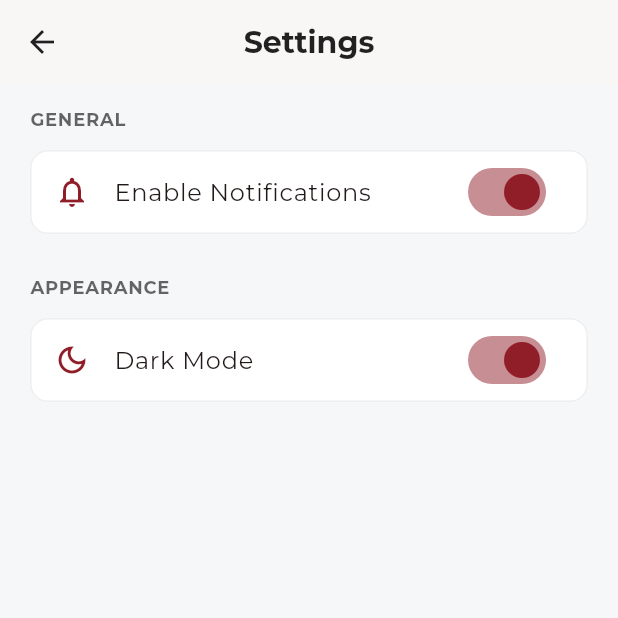
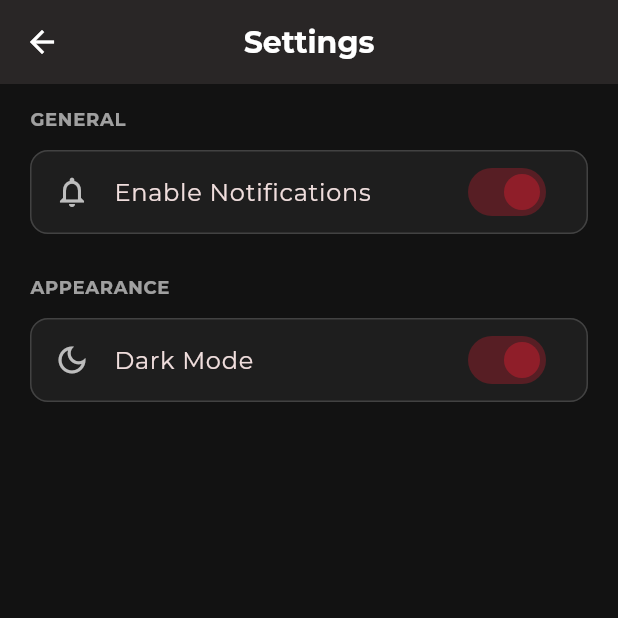
Before and after one commit to Dev-Aziii/um_connect, a Flutter app: the SettingsScreen screen opened by its route, after a tap on "Dark Mode", on a phone screen of 412 x 824 dp, the top half of it. Run offline on Flutter 3.47's test engine with Material 3 defaults, Android fonts, the light colour scheme and no system bars; our stand-ins replace cloud_firestore, firebase_auth, firebase_core, flutter_dotenv, flutter_riverpod, go_router and 3 more; accounts and stored records are empty.

Commit message:
feat: Implement dark theme support and enhance theme management with provider

```diff
--- a/lib/core/theme/app_theme.dart
+++ b/lib/core/theme/app_theme.dart
@@ -4,15 +4,17 @@ import 'package:google_fonts/google_fonts.dart';
 class AppTheme {
   static const Color primaryColor = Color(0xFF8F1E29);
   static const Color accentColor = Color(0xFFFDD100);
-  static const Color backgroundColor = Color(0xFFF6F7F8);
 
+  // --- LIGHT THEME ---
   static final ThemeData lightTheme = ThemeData(
+    brightness: Brightness.light,
     primaryColor: primaryColor,
-    scaffoldBackgroundColor: backgroundColor,
+    scaffoldBackgroundColor: const Color(0xFFF6F7F8),
     colorScheme: ColorScheme.fromSeed(
       seedColor: primaryColor,
       primary: primaryColor,
       secondary: accentColor,
+      brightness: Brightness.light,
     ),
     appBarTheme: AppBarTheme(
       backgroundColor: Colors.white,
@@ -25,7 +27,7 @@ class AppTheme {
         fontWeight: FontWeight.bold,
       ),
     ),
-    textTheme: GoogleFonts.montserratTextTheme(),
+    textTheme: GoogleFonts.montserratTextTheme(ThemeData.light().textTheme),
     elevatedButtonTheme: ElevatedButtonThemeData(
       style: ElevatedButton.styleFrom(
         backgroundColor: primaryColor,
@@ -40,7 +42,7 @@ class AppTheme {
     ),
     cardTheme: CardThemeData(
       color: Colors.white,
-      elevation: 0, // Default to flat cards for a cleaner look
+      elevation: 0,
       shape: RoundedRectangleBorder(
         borderRadius: BorderRadius.circular(12),
         side: BorderSide(color: Colors.grey.shade200),
@@ -71,7 +73,6 @@ class AppTheme {
       ),
       labelStyle: TextStyle(color: Colors.grey.shade600),
     ),
-    // --- NEW THEMES ---
     outlinedButtonTheme: OutlinedButtonThemeData(
       style: OutlinedButton.styleFrom(
         foregroundColor: primaryColor,
@@ -95,4 +96,97 @@ class AppTheme {
     ),
     listTileTheme: const ListTileThemeData(iconColor: primaryColor),
   );
+
+  // --- NEW DARK THEME ---
+  static final ThemeData darkTheme = ThemeData(
+    brightness: Brightness.dark,
+    primaryColor: primaryColor,
+    scaffoldBackgroundColor: const Color(0xFF121212),
+    colorScheme: ColorScheme.fromSeed(
+      seedColor: primaryColor,
+      primary: primaryColor,
+      secondary: accentColor,
+      brightness: Brightness.dark,
+    ),
+    appBarTheme: AppBarTheme(
+      backgroundColor: const Color(0xFF1E1E1E),
+      foregroundColor: Colors.white,
+      elevation: 1,
+      centerTitle: true,
+      titleTextStyle: GoogleFonts.montserrat(
+        color: Colors.white,
+        fontSize: 20,
+        fontWeight: FontWeight.bold,
+      ),
+    ),
+    textTheme: GoogleFonts.montserratTextTheme(ThemeData.dark().textTheme),
+    elevatedButtonTheme: ElevatedButtonThemeData(
+      style: ElevatedButton.styleFrom(
+        backgroundColor: primaryColor,
+        foregroundColor: Colors.white,
+        padding: const EdgeInsets.symmetric(horizontal: 24, vertical: 16),
+        textStyle: GoogleFonts.montserrat(
+          fontSize: 16,
+          fontWeight: FontWeight.w600,
+        ),
+        shape: RoundedRectangleBorder(borderRadius: BorderRadius.circular(12)),
+      ),
+    ),
+    cardTheme: CardThemeData(
+      color: const Color(0xFF1E1E1E),
+      elevation: 0,
+      shape: RoundedRectangleBorder(
+        borderRadius: BorderRadius.circular(12),
+        side: BorderSide(color: Colors.grey.shade800),
+      ),
+    ),
+    bottomNavigationBarTheme: BottomNavigationBarThemeData(
+      backgroundColor: const Color(0xFF1E1E1E),
+      type: BottomNavigationBarType.fixed,
+      selectedItemColor: primaryColor,
+      unselectedItemColor: Colors.grey.shade600,
+      showSelectedLabels: false,
+      showUnselectedLabels: false,
+      elevation: 0,
+    ),
+    floatingActionButtonTheme: FloatingActionButtonThemeData(
+      backgroundColor: const Color(0xFF2C2C2C),
+      foregroundColor: Colors.white,
+      shape: RoundedRectangleBorder(borderRadius: BorderRadius.circular(16)),
+    ),
+    inputDecorationTheme: InputDecorationTheme(
+      border: OutlineInputBorder(
+        borderRadius: BorderRadius.circular(12),
+        borderSide: BorderSide(color: Colors.grey.shade700),
+      ),
+      focusedBorder: OutlineInputBorder(
+        borderRadius: BorderRadius.circular(12),
+        borderSide: const BorderSide(color: Colors.white, width: 2),
+      ),
+      labelStyle: TextStyle(color: Colors.grey.shade400),
+      hintStyle: TextStyle(color: Colors.grey.shade500),
+    ),
+    outlinedButtonTheme: OutlinedButtonThemeData(
+      style: OutlinedButton.styleFrom(
+        foregroundColor: Colors.white,
+        backgroundColor: primaryColor.withOpacity(0.2),
+        padding: const EdgeInsets.symmetric(vertical: 16),
+        shape: RoundedRectangleBorder(borderRadius: BorderRadius.circular(12)),
+        side: const BorderSide(color: primaryColor),
+      ),
+    ),
+    switchTheme: SwitchThemeData(
+      thumbColor: MaterialStateProperty.resolveWith<Color?>((states) {
+        if (states.contains(MaterialState.selected)) return primaryColor;
+        return null;
+      }),
+      trackColor: MaterialStateProperty.resolveWith<Color?>((states) {
+        if (states.contains(MaterialState.selected)) {
+          return primaryColor.withOpacity(0.5);
+        }
+        return null;
+      }),
+    ),
+    listTileTheme: ListTileThemeData(iconColor: Colors.grey.shade400),
+  );
 }
--- a/lib/features/profile/screens/profile_screen.dart
+++ b/lib/features/profile/screens/profile_screen.dart
@@ -18,9 +18,7 @@ class ProfileScreen extends ConsumerWidget {
           : ListView(
               padding: const EdgeInsets.fromLTRB(16.0, 16.0, 16.0, 100.0),
               children: [
-                // --- User Header ---
                 Card(
-                  // This card has a local style override for a different look
                   elevation: 2,
                   shadowColor: Colors.black.withOpacity(0.05),
                   child: Padding(
@@ -51,11 +49,8 @@ class ProfileScreen extends ConsumerWidget {
                   ),
                 ),
                 const SizedBox(height: 24),
-
-                // --- Menu Options ---
                 _buildSectionHeader(context, 'Account'),
                 Card(
-                  // Styling is now inherited from AppTheme
                   child: Column(
                     children: [
                       _buildProfileMenuOption(
@@ -67,7 +62,9 @@ class ProfileScreen extends ConsumerWidget {
                         icon: Icons.settings_outlined,
                         title: 'Settings',
                         onTap: () {
-                          context.go('/home/settings');
+                          // --- NAVIGATION FIXED HERE ---
+                          // Use push to add the settings screen on top of the stack
+                          context.push('/home/settings');
                         },
                       ),
                     ],
@@ -76,7 +73,6 @@ class ProfileScreen extends ConsumerWidget {
                 const SizedBox(height: 24),
                 _buildSectionHeader(context, 'Support'),
                 Card(
-                  // Styling is now inherited from AppTheme
                   child: Column(
                     children: [
                       _buildProfileMenuOption(
@@ -99,7 +95,6 @@ class ProfileScreen extends ConsumerWidget {
                   onPressed: () {
                     ref.read(authRepositoryProvider).signOut();
                   },
-                  // No style needed; it inherits from OutlinedButtonThemeData
                 ),
               ],
             ),
@@ -124,7 +119,6 @@ class ProfileScreen extends ConsumerWidget {
     required String title,
     required VoidCallback onTap,
   }) {
-    // ListTile now inherits its icon color from the global theme
     return ListTile(
       leading: Icon(icon),
       title: Text(title),
--- a/lib/features/settings/screens/settings_screen.dart
+++ b/lib/features/settings/screens/settings_screen.dart
@@ -1,18 +1,24 @@
 import 'package:flutter/material.dart';
+import 'package:flutter_riverpod/flutter_riverpod.dart';
+import 'package:um_connect/providers/theme_provider.dart';
 
-class SettingsScreen extends StatefulWidget {
+// Convert to a ConsumerStatefulWidget to manage state and listen to providers
+class SettingsScreen extends ConsumerStatefulWidget {
   const SettingsScreen({super.key});
 
   @override
-  State<SettingsScreen> createState() => _SettingsScreenState();
+  ConsumerState<SettingsScreen> createState() => _SettingsScreenState();
 }
 
-class _SettingsScreenState extends State<SettingsScreen> {
+class _SettingsScreenState extends ConsumerState<SettingsScreen> {
+  // Local state for notification preference
   bool _notificationsEnabled = true;
-  bool _darkModeEnabled = false;
 
   @override
   Widget build(BuildContext context) {
+    // Get the current theme mode from the provider
+    final currentThemeMode = ref.watch(themeProvider);
+
     return Scaffold(
       appBar: AppBar(title: const Text('Settings')),
       body: ListView(
@@ -20,7 +26,6 @@ class _SettingsScreenState extends State<SettingsScreen> {
         children: [
           _buildSectionHeader(context, 'General'),
           Card(
-            // Styling is now inherited from AppTheme
             child: Column(
               children: [
                 SwitchListTile(
@@ -30,7 +35,6 @@ class _SettingsScreenState extends State<SettingsScreen> {
                   onChanged: (bool value) {
                     setState(() {
                       _notificationsEnabled = value;
-                      // TODO: Save notification preference
                     });
                   },
                 ),
@@ -40,18 +44,16 @@ class _SettingsScreenState extends State<SettingsScreen> {
           const SizedBox(height: 24),
           _buildSectionHeader(context, 'Appearance'),
           Card(
-            // Styling is now inherited from AppTheme
             child: Column(
               children: [
                 SwitchListTile(
                   title: const Text('Dark Mode'),
                   secondary: const Icon(Icons.dark_mode_outlined),
-                  value: _darkModeEnabled,
+                  // The value of the switch is now determined by the theme provider
+                  value: currentThemeMode == ThemeMode.dark,
                   onChanged: (bool value) {
-                    setState(() {
-                      _darkModeEnabled = value;
-                      // TODO: Implement theme switching logic
-                    });
+                    // Call the method on our notifier to toggle the theme
+                    ref.read(themeProvider.notifier).toggleTheme();
                   },
                 ),
               ],
--- a/lib/main.dart
+++ b/lib/main.dart
@@ -1,9 +1,10 @@
 import 'package:flutter/material.dart';
-import 'package:flutter_dotenv/flutter_dotenv.dart';
 import 'package:flutter_riverpod/flutter_riverpod.dart';
 import 'package:firebase_core/firebase_core.dart';
+import 'package:flutter_dotenv/flutter_dotenv.dart';
+import 'package:um_connect/core/config/app_router.dart';
 import 'package:um_connect/core/theme/app_theme.dart';
-import 'package:um_connect/core/config/app_router.dart';
+import 'package:um_connect/providers/theme_provider.dart';
 import 'firebase_options.dart';
 
 void main() async {
@@ -14,19 +15,21 @@ void main() async {
   runApp(const ProviderScope(child: MyApp()));
 }
 
-// MyApp must now be a ConsumerWidget to be able to "watch" providers.
 class MyApp extends ConsumerWidget {
   const MyApp({super.key});
 
   @override
   Widget build(BuildContext context, WidgetRef ref) {
-    // We now watch the goRouterProvider to get our router configuration.
     final router = ref.watch(goRouterProvider);
+    // Watch the theme provider to get the current theme mode
+    final themeMode = ref.watch(themeProvider);
 
     return MaterialApp.router(
       title: 'UM-Connect',
-      theme: AppTheme.lightTheme,
-      // The router configuration is passed here.
+      // --- THEME PROPERTIES UPDATED ---
+      theme: AppTheme.lightTheme, // Set the light theme
+      darkTheme: AppTheme.darkTheme, // Set the dark theme
+      themeMode: themeMode, // Let the provider control which theme is active
       routerConfig: router,
       debugShowCheckedModeBanner: false,
     );
--- /dev/null
+++ b/lib/providers/theme_provider.dart
@@ -0,0 +1,19 @@
+import 'package:flutter/material.dart';
+import 'package:flutter_riverpod/flutter_riverpod.dart';
+
+// This notifier will hold the current theme mode (light or dark).
+class ThemeNotifier extends StateNotifier<ThemeMode> {
+  // Initialize with the light theme by default.
+  ThemeNotifier() : super(ThemeMode.light);
+
+  // Method to toggle between light and dark themes.
+  void toggleTheme() {
+    state = state == ThemeMode.dark ? ThemeMode.light : ThemeMode.dark;
+    // TODO: Add logic here to save the theme preference to the device (e.g., using SharedPreferences).
+  }
+}
+
+// The provider that our UI will interact with.
+final themeProvider = StateNotifierProvider<ThemeNotifier, ThemeMode>((ref) {
+  return ThemeNotifier();
+});
```
